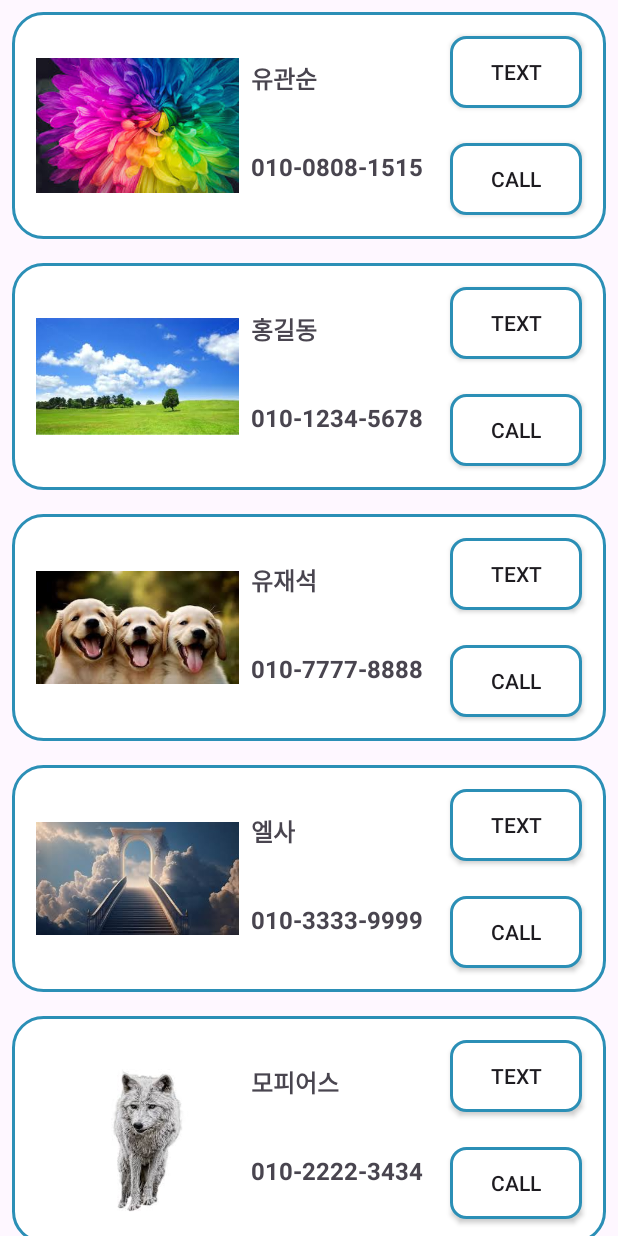
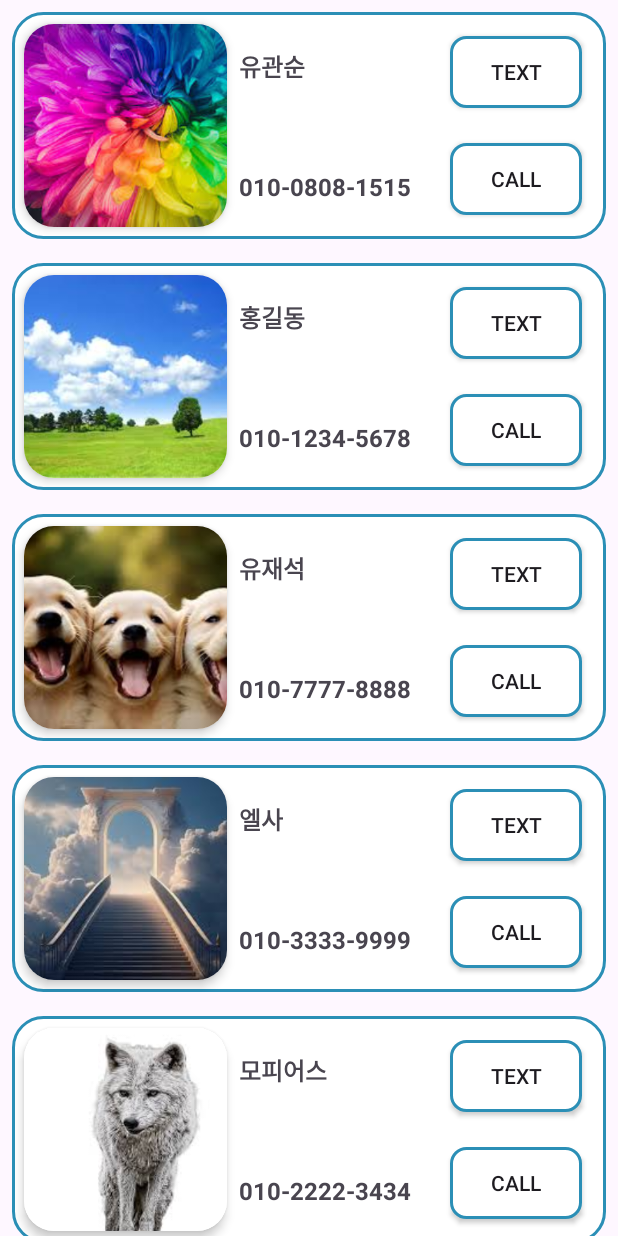
Before and after one commit to thunnie920/madcamp_week01, an Android app: the ContactFragment screen opened through its navigation route, on a phone screen of 412 x 824 dp. Run offline under Robolectric (Android 15) with nearby library versions, the phone set to English and light mode, and no system bars; our stand-ins replace data binding.

Commit message:
둥글둥글

```diff
--- /dev/null
+++ b/app/src/main/res/drawable/rounded.xml
@@ -0,0 +1,5 @@
+<?xml version="1.0" encoding="utf-8"?>
+<shape xmlns:android="http://schemas.android.com/apk/res/android">
+    <corners android:radius="20dp" />
+    <solid android:color="@android:color/transparent" />
+</shape>
--- a/app/src/main/res/layout/list_item.xml
+++ b/app/src/main/res/layout/list_item.xml
@@ -19,17 +19,27 @@
         app:layout_constraintStart_toStartOf="parent"
         app:layout_constraintTop_toTopOf="parent">
 
-        <ImageView
-            android:id="@+id/contact_image"
+        <androidx.cardview.widget.CardView
+            android:id="@+id/cardView_contact_image"
             android:layout_width="135dp"
             android:layout_height="135dp"
-            android:layout_marginStart="16dp"
+            android:layout_marginStart="8dp"
             android:layout_marginTop="8dp"
             android:layout_marginBottom="8dp"
+            app:cardCornerRadius="20dp"
+            app:cardElevation="4dp"
             app:layout_constraintBottom_toBottomOf="parent"
             app:layout_constraintStart_toStartOf="parent"
-            app:layout_constraintTop_toTopOf="parent"
-            app:srcCompat="@drawable/p1" />
+            app:layout_constraintTop_toTopOf="parent">
+
+            <ImageView
+                android:id="@+id/contact_image"
+                android:layout_width="141dp"
+                android:layout_height="match_parent"
+                android:scaleType="centerCrop"
+                app:srcCompat="@drawable/p1" />
+
+        </androidx.cardview.widget.CardView>
 
         <TextView
             android:id="@+id/contact_name"
@@ -40,20 +50,20 @@
             android:text="namenamename"
             android:textSize="16sp"
             android:textStyle="bold"
-            app:layout_constraintStart_toEndOf="@id/contact_image"
-            app:layout_constraintTop_toTopOf="@id/contact_image" />
+            app:layout_constraintStart_toEndOf="@+id/cardView_contact_image"
+            app:layout_constraintTop_toTopOf="parent" />
 
         <TextView
             android:id="@+id/contact_phoneNumber"
             android:layout_width="wrap_content"
             android:layout_height="wrap_content"
             android:layout_marginStart="8dp"
-            android:layout_marginTop="84dp"
+            android:layout_marginBottom="24dp"
             android:text="01012345678"
             android:textSize="16sp"
             android:textStyle="bold"
-            app:layout_constraintStart_toEndOf="@id/contact_image"
-            app:layout_constraintTop_toTopOf="@id/contact_image" />
+            app:layout_constraintBottom_toBottomOf="parent"
+            app:layout_constraintStart_toEndOf="@+id/cardView_contact_image" />
 
         <android.widget.Button
             android:id="@+id/call_button"
```
Also changed, not shown: app/src/main/res/layout/contact_profile.xml (+21 -7 lines).
